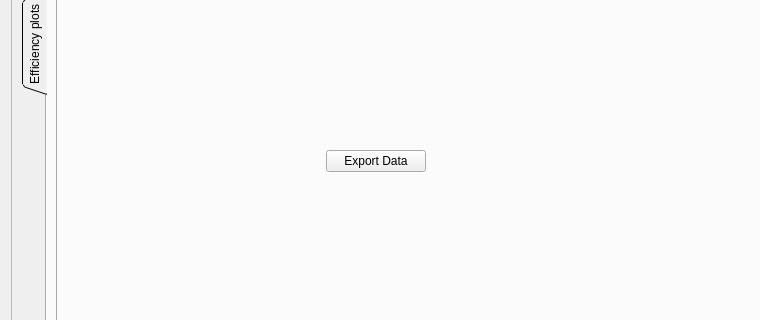
ess-dg/dg_efficiencyCalculator, file efficiencyCalculator/detectorDialogTab.ui: the form before one commit; both pictures show x 0 to 760 and y 251 to 571 of the 1046 by 800 pixel window.
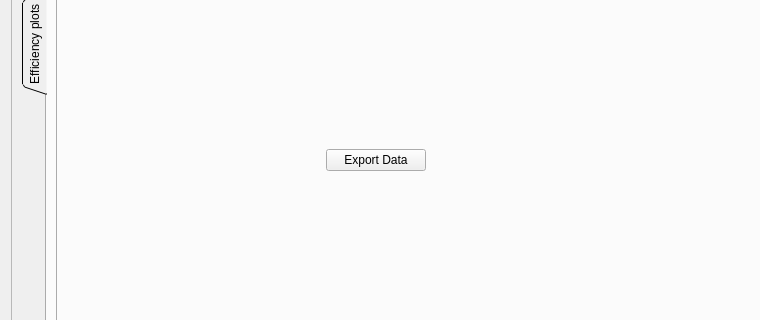
The form after the commit. The open tabs and pages were chosen to show the change.

Commit message: changed layout for smaller screens

What changed in the file:
```diff
--- a/efficiencyCalculator/detectorDialogTab.ui
+++ b/efficiencyCalculator/detectorDialogTab.ui
@@ -822,17 +822,19 @@
                     <property name="minimumSize">
                      <size>
                       <width>50</width>
-                      <height>0</height>
+                      <height>70</height>
                      </size>
                     </property>
                     <property name="maximumSize">
                      <size>
                       <width>600</width>
-                      <height>50</height>
+                      <height>73</height>
                      </size>
                     </property>
                     <layout class="QHBoxLayout" name="horizontalLayout_12">
                      <item>
+                      <layout class="QHBoxLayout" name="bladetoolPlotLayout">
+                       <item>
                       <widget class="QPushButton" name="exportThickDepthButton">
                        <property name="maximumSize">
                         <size>
@@ -844,6 +846,8 @@
                         <string>Export Data</string>
                        </property>
                       </widget>
+                       </item>
+                      </layout>
                      </item>
                     </layout>
                    </widget>
```
Left out of the diff: 2 changed lines with no effect on the pictures. Lines whose indentation alone changed are shown as unchanged. The commit also changes 1 other file.
